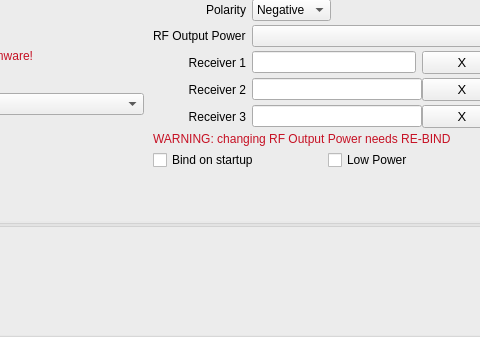
The window that companion/src/modeledit/setup_module.ui (opentx/opentx) describes before a commit, drawn with Qt 5; both pictures show x 210 to 690 and y 97 to 434 of the 1075 by 434 pixel window.
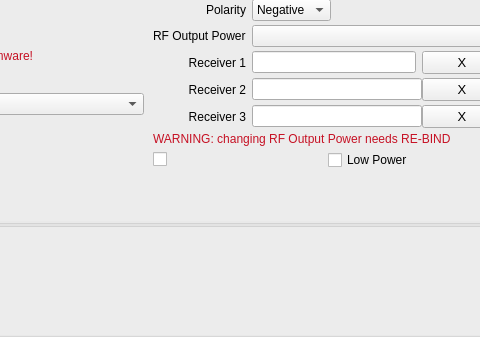
The same window after the commit. Custom widgets are drawn as their Qt base class.

Commit message: Fix "bind on startup" string

Patch:
```diff
--- a/companion/src/modeledit/setup_module.ui
+++ b/companion/src/modeledit/setup_module.ui
@@ -417,7 +417,6 @@
           <item>
            <widget class="QCheckBox" name="autoBind">
             <property name="text">
-             <string>Bind on startup</string>
             </property>
            </widget>
           </item>
```
The commit also changes 1 other file.
